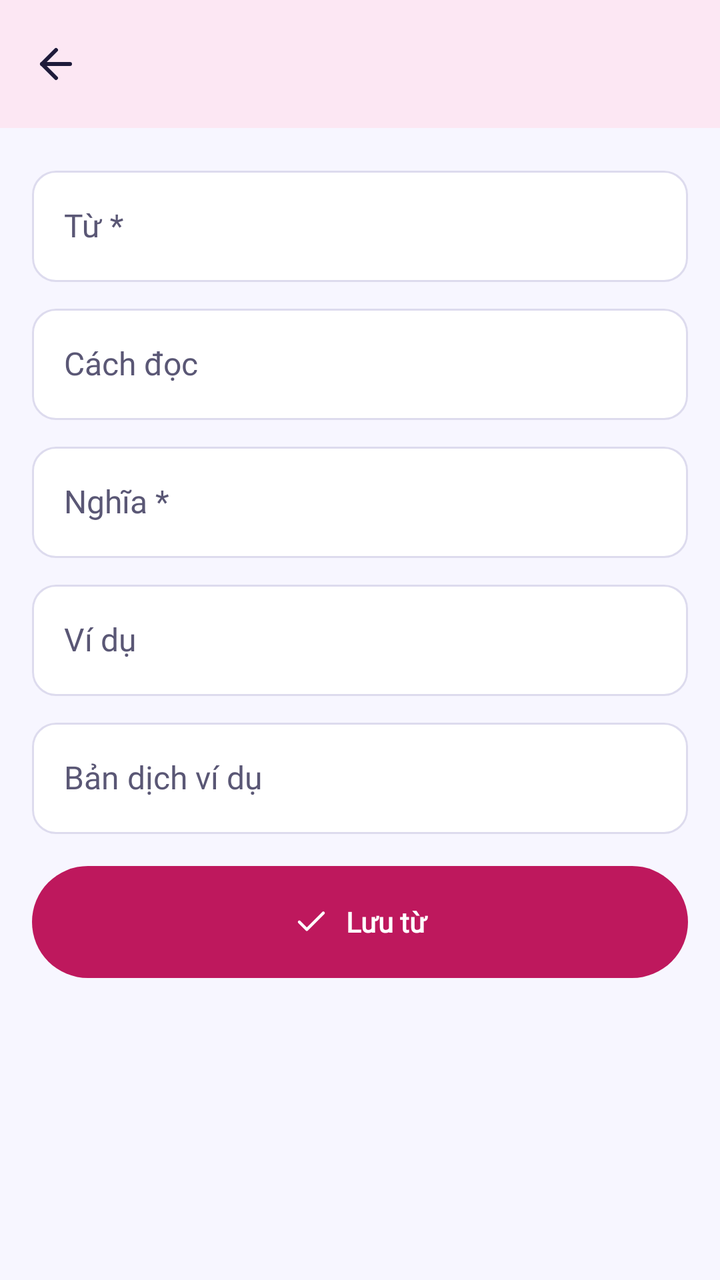
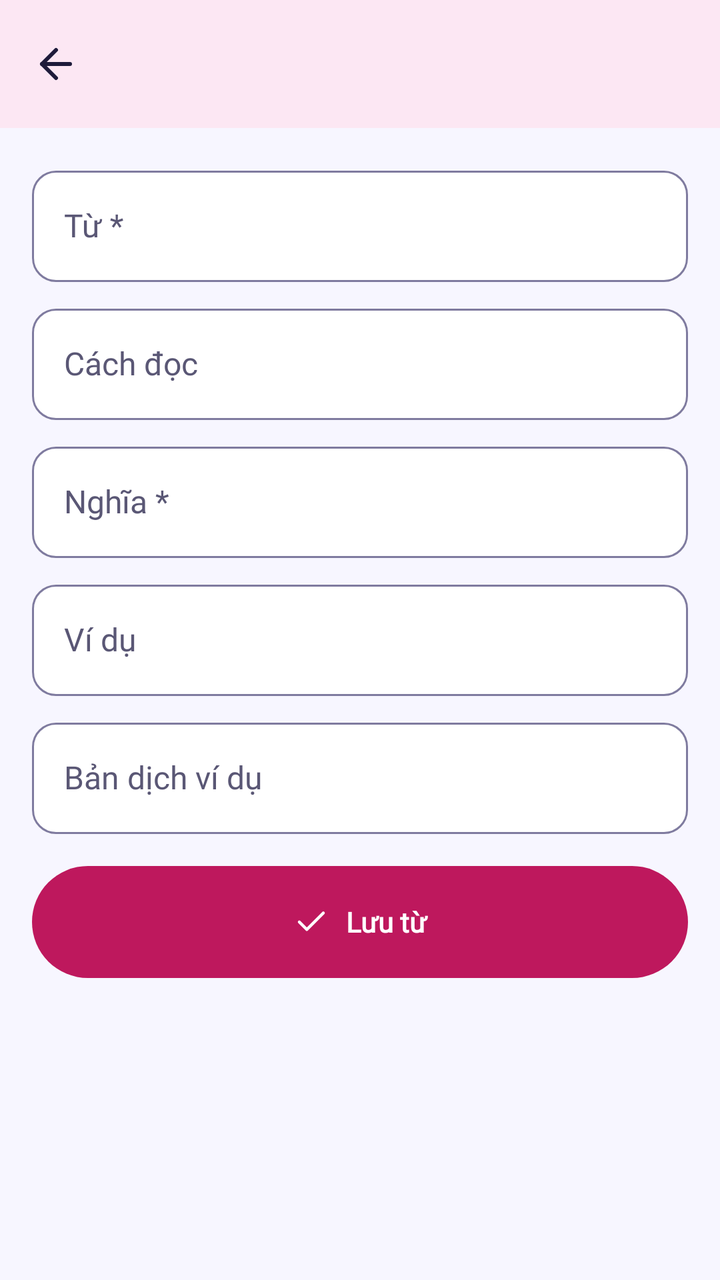

The first picture is an Android layout as it rendered before a commit; the second is the same layout after the commit. The layout source and the unified diff follow.
<!-- AndroidManifest.xml: application theme Theme.LearningE -->
<!-- res/layout/fragment_word_edit.xml -->
<?xml version="1.0" encoding="utf-8"?>
<LinearLayout xmlns:android="http://schemas.android.com/apk/res/android"
    xmlns:app="http://schemas.android.com/apk/res-auto"
    xmlns:tools="http://schemas.android.com/tools"
    android:layout_width="match_parent"
    android:layout_height="match_parent"
    android:orientation="vertical"
    android:theme="@style/ThemeOverlay.LearningE.Deck">

    <LinearLayout
        android:id="@+id/header_word_edit"
        android:layout_width="match_parent"
        android:layout_height="wrap_content"
        android:background="@color/feat_deck_container"
        android:orientation="vertical">

        <com.google.android.material.appbar.MaterialToolbar
            android:id="@+id/toolbar_word_edit"
            android:layout_width="match_parent"
            android:layout_height="wrap_content"
            app:navigationContentDescription="@string/common_back"
            app:navigationIcon="@drawable/ic_arrow_left"
            tools:subtitle="vào bộ Từ vựng công việc · EN"
            tools:title="Thêm từ" />
    </LinearLayout>

    <androidx.core.widget.NestedScrollView
        android:layout_width="match_parent"
        android:layout_height="match_parent">

        <LinearLayout
            android:layout_width="match_parent"
            android:layout_height="wrap_content"
            android:orientation="vertical"
            android:padding="@dimen/space_4">

            <com.google.android.material.textfield.TextInputLayout
                android:id="@+id/til_term"
                style="@style/Widget.LearningE.TextField"
                android:layout_width="match_parent"
                android:layout_height="wrap_content"
                android:hint="@string/word_term">

                <com.google.android.material.textfield.TextInputEditText
                    android:id="@+id/et_term"
                    android:layout_width="match_parent"
                    android:layout_height="wrap_content"
                    android:inputType="textNoSuggestions"
                    android:maxLength="50" />
            </com.google.android.material.textfield.TextInputLayout>

            <com.google.android.material.textfield.TextInputLayout
                android:id="@+id/til_reading"
                style="@style/Widget.LearningE.TextField"
                android:layout_width="match_parent"
                android:layout_height="wrap_content"
                android:layout_marginTop="@dimen/space_2"
                android:hint="@string/word_reading">

                <com.google.android.material.textfield.TextInputEditText
                    android:id="@+id/et_reading"
                    android:layout_width="match_parent"
                    android:layout_height="wrap_content"
                    android:inputType="textNoSuggestions"
                    android:maxLength="60" />
            </com.google.android.material.textfield.TextInputLayout>

            <com.google.android.material.textfield.TextInputLayout
                android:id="@+id/til_meaning"
                style="@style/Widget.LearningE.TextField"
                android:layout_width="match_parent"
                android:layout_height="wrap_content"
                android:layout_marginTop="@dimen/space_2"
                android:hint="@string/word_meaning_required">

                <com.google.android.material.textfield.TextInputEditText
                    android:id="@+id/et_meaning"
                    android:layout_width="match_parent"
                    android:layout_height="wrap_content"
                    android:inputType="text"
                    android:maxLength="200" />
            </com.google.android.material.textfield.TextInputLayout>

            <com.google.android.material.textfield.TextInputLayout
                android:id="@+id/til_example"
                style="@style/Widget.LearningE.TextField"
                android:layout_width="match_parent"
                android:layout_height="wrap_content"
                android:layout_marginTop="@dimen/space_2"
                android:hint="@string/word_example">

                <com.google.android.material.textfield.TextInputEditText
                    android:id="@+id/et_example"
                    android:layout_width="match_parent"
                    android:layout_height="wrap_content"
                    android:inputType="textMultiLine|textCapSentences"
                    android:maxLength="300" />
            </com.google.android.material.textfield.TextInputLayout>

            <com.google.android.material.textfield.TextInputLayout
                android:id="@+id/til_translation"
                style="@style/Widget.LearningE.TextField"
                android:layout_width="match_parent"
                android:layout_height="wrap_content"
                android:layout_marginTop="@dimen/space_2"
                android:hint="@string/word_translation">

                <com.google.android.material.textfield.TextInputEditText
                    android:id="@+id/et_translation"
                    android:layout_width="match_parent"
                    android:layout_height="wrap_content"
                    android:inputType="textMultiLine|textCapSentences"
                    android:maxLength="300" />
            </com.google.android.material.textfield.TextInputLayout>

            <com.google.android.material.button.MaterialButton
                android:id="@+id/btn_save_word"
                style="@style/Widget.LearningE.Button.Large"
                android:layout_width="match_parent"
                android:layout_height="wrap_content"
                android:layout_marginTop="@dimen/space_4"
                android:text="@string/word_save"
                app:icon="@drawable/ic_check"
                app:iconGravity="textStart" />
        </LinearLayout>
    </androidx.core.widget.NestedScrollView>
</LinearLayout>
<!-- resources referenced by this layout -->
<resources>
  <style name="Theme.LearningE" parent="Theme.Material3.Light.NoActionBar">
          <item name="colorPrimary">@color/primary</item>
          <item name="colorOnPrimary">@color/on_primary</item>
          <item name="colorPrimaryContainer">@color/primary_container</item>
          <item name="colorOnPrimaryContainer">@color/on_primary_container</item>
          <item name="colorSecondary">@color/accent</item>
          <item name="colorOnSecondary">@color/on_accent</item>
          <item name="colorSecondaryContainer">@color/primary_container</item>
          <item name="colorOnSecondaryContainer">@color/on_primary_container</item>
          <item name="colorTertiary">@color/sun</item>
          <item name="colorOnTertiary">@color/on_sun</item>
          <item name="android:colorBackground">@color/background</item>
          <item name="colorOnBackground">@color/on_surface</item>
          <item name="colorSurface">@color/surface</item>
          <item name="colorOnSurface">@color/on_surface</item>
          <item name="colorSurfaceVariant">@color/surface_variant</item>
          <item name="colorOnSurfaceVariant">@color/on_surface_variant</item>
          <item name="colorSurfaceContainer">@color/surface</item>
          <item name="colorSurfaceContainerHigh">@color/surface</item>
          <item name="colorSurfaceContainerHighest">@color/surface_variant</item>
          <item name="colorSurfaceContainerLow">@color/surface</item>
          <item name="colorOutline">@color/outline</item>
          <item name="colorOutlineVariant">@color/outline</item>
          <item name="colorError">@color/error</item>
          <item name="colorErrorContainer">@color/error_container</item>
          <item name="colorOnErrorContainer">@color/error</item>
  
          <item name="textAppearanceDisplayMedium">@style/TextAppearance.LearningE.DisplayNum</item>
          <item name="textAppearanceDisplaySmall">@style/TextAppearance.LearningE.Display</item>
          <item name="textAppearanceHeadlineMedium">@style/TextAppearance.LearningE.Headline</item>
          <item name="textAppearanceTitleLarge">@style/TextAppearance.LearningE.TitleL</item>
          <item name="textAppearanceTitleMedium">@style/TextAppearance.LearningE.TitleM</item>
          <item name="textAppearanceTitleSmall">@style/TextAppearance.LearningE.Label</item>
          <item name="textAppearanceHeadlineSmall">@style/TextAppearance.LearningE.TitleL</item>
          <item name="textAppearanceBodySmall">@style/TextAppearance.LearningE.Caption</item>
          <item name="textAppearanceBodyLarge">@style/TextAppearance.LearningE.BodyL</item>
          <item name="textAppearanceBodyMedium">@style/TextAppearance.LearningE.BodyM</item>
          <item name="textAppearanceLabelLarge">@style/TextAppearance.LearningE.Label</item>
          <item name="textAppearanceLabelMedium">@style/TextAppearance.LearningE.Caption</item>
          <item name="textAppearanceLabelSmall">@style/TextAppearance.LearningE.Overline</item>
  
          
          <item name="elevationOverlayEnabled">false</item>
          <item name="android:statusBarColor">@android:color/transparent</item>
          <item name="android:windowLightStatusBar">true</item>
          <item name="materialButtonStyle">@style/Widget.LearningE.Button</item>
          <item name="materialCardViewStyle">@style/Widget.LearningE.Card</item>
          <item name="textInputStyle">@style/Widget.LearningE.TextField</item>
          <item name="toolbarStyle">@style/Widget.LearningE.Toolbar</item>
          <item name="linearProgressIndicatorStyle">@style/Widget.LearningE.Progress</item>
      </style>
  <style name="Widget.LearningE.Card" parent="Widget.Material3.CardView.Elevated">
          <item name="cardBackgroundColor">@color/surface</item>
          <item name="cardElevation">@dimen/elevation_1</item>
          <item name="shapeAppearance">@style/ShapeAppearance.LearningE.Large</item>
      </style>
  <style name="Widget.LearningE.Progress" parent="Widget.Material3.LinearProgressIndicator">
          <item name="trackThickness">@dimen/progress_thickness</item>
          <item name="trackCornerRadius">@dimen/space_1</item>
          <item name="trackColor">@color/surface_variant</item>
          <item name="trackStopIndicatorSize">0dp</item>
      </style>
  <dimen name="elevation_1">1dp</dimen>
  <!-- unchanged entries left out for length: 55 -->
</resources>

<!-- the commit's change to res/layout/fragment_word_edit.xml (unified diff, before → after) -->
@@ -31,6 +31,7 @@
         <LinearLayout
             android:layout_width="match_parent"
             android:layout_height="wrap_content"
+            android:clipToPadding="false"
             android:orientation="vertical"
             android:padding="@dimen/space_4">
 
<!-- resource entries referenced after the edit -->
@@ -21,7 +21,7 @@
           <item name="colorSurfaceContainerHigh">@color/surface</item>
           <item name="colorSurfaceContainerHighest">@color/surface_variant</item>
           <item name="colorSurfaceContainerLow">@color/surface</item>
-          <item name="colorOutline">@color/outline</item>
+          <item name="colorOutline">@color/outline_strong</item>
           <item name="colorOutlineVariant">@color/outline</item>
           <item name="colorError">@color/error</item>
           <item name="colorErrorContainer">@color/error_container</item>
@@ -51,18 +51,22 @@
           <item name="toolbarStyle">@style/Widget.LearningE.Toolbar</item>
           <item name="linearProgressIndicatorStyle">@style/Widget.LearningE.Progress</item>
       </style>
+  <color name="outline_strong">#7F7B9F</color>
   <style name="Widget.LearningE.Card" parent="Widget.Material3.CardView.Elevated">
           <item name="cardBackgroundColor">@color/surface</item>
-          <item name="cardElevation">@dimen/elevation_1</item>
+          <item name="cardElevation">@dimen/elevation_2</item>
+          <item name="strokeColor">@color/outline</item>
+          <item name="strokeWidth">@dimen/stroke_card</item>
           <item name="shapeAppearance">@style/ShapeAppearance.LearningE.Large</item>
       </style>
   <style name="Widget.LearningE.Progress" parent="Widget.Material3.LinearProgressIndicator">
           <item name="trackThickness">@dimen/progress_thickness</item>
           <item name="trackCornerRadius">@dimen/space_1</item>
-          <item name="trackColor">@color/surface_variant</item>
+          <item name="trackColor">@color/outline</item>
           <item name="trackStopIndicatorSize">0dp</item>
       </style>
-  <dimen name="elevation_1">1dp</dimen>
+  <dimen name="elevation_2">3dp</dimen>
+  <dimen name="stroke_card">1dp</dimen>
   <!-- unchanged entries left out for length: 55 -->
 </resources>
 
